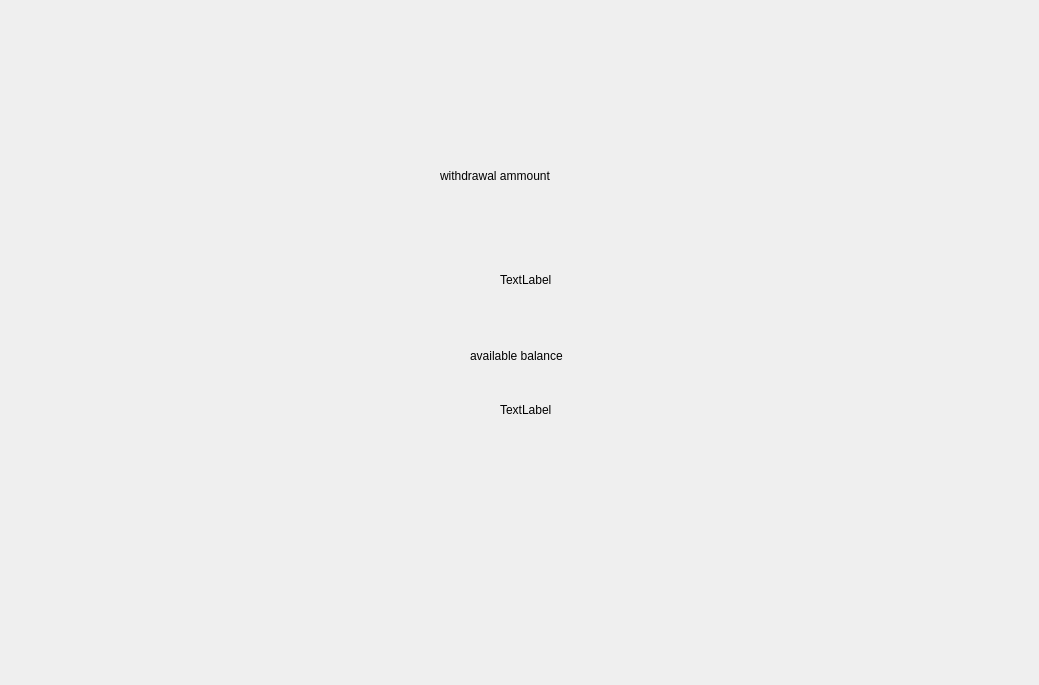
Before: the Qt Designer form withdraw.ui in siddhi-bughani/ATM, drawn with Qt 5.
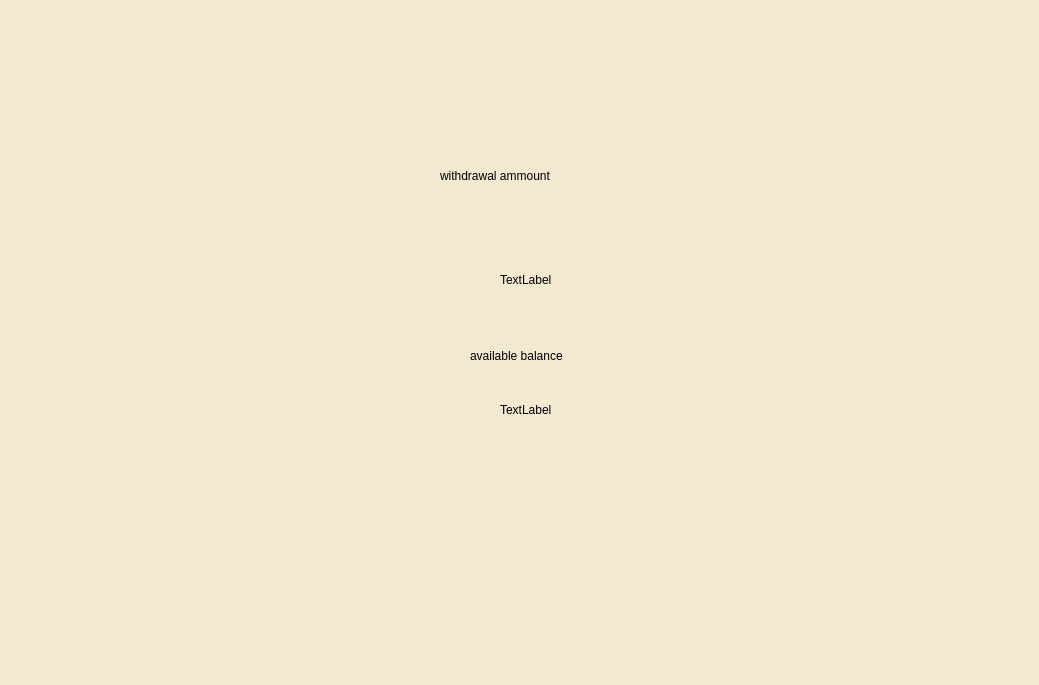
After: the same form once the commit is applied.

```diff
--- a/withdraw.ui
+++ b/withdraw.ui
@@ -13,6 +13,11 @@
   <property name="windowTitle">
    <string>Form</string>
   </property>
+  <property name="styleSheet">
+   <string notr="true">QWidget {
+    background-color: #F3E8D0;
+}</string>
+  </property>
   <widget class="QLabel" name="label">
    <property name="geometry">
     <rect>
```
